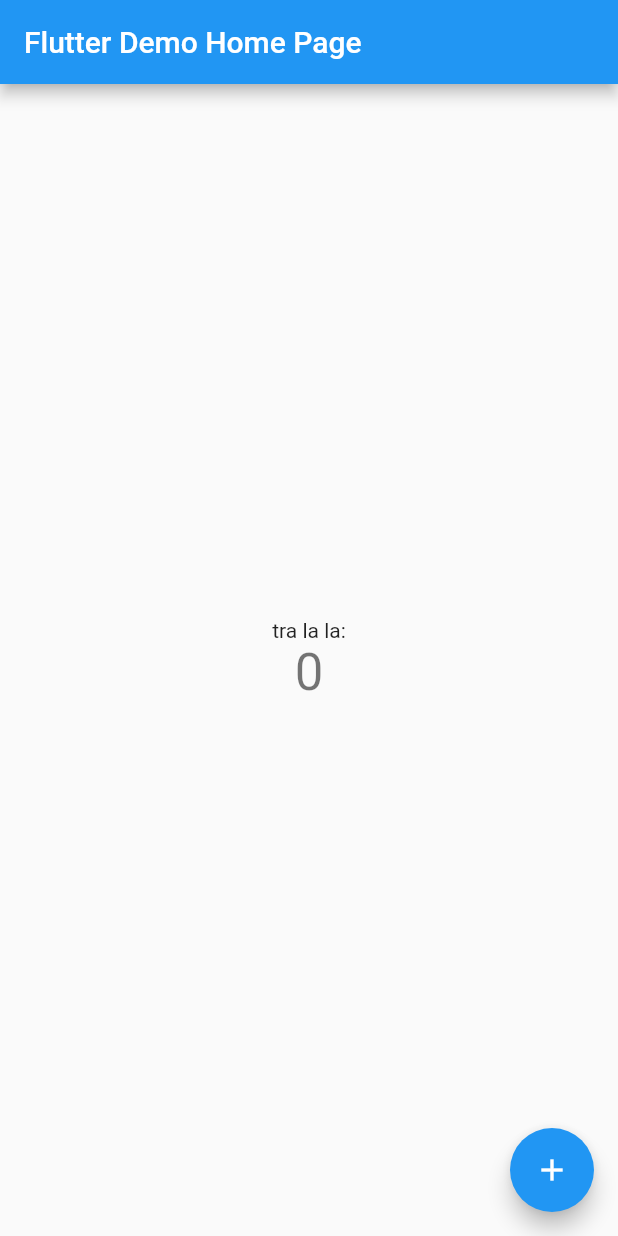
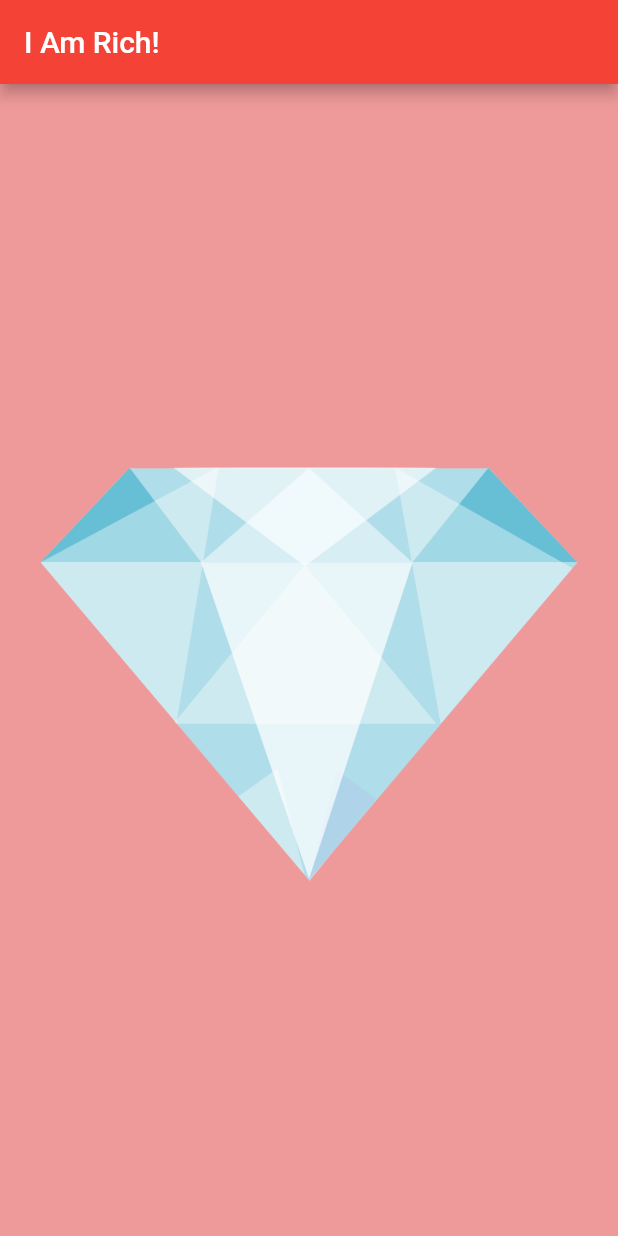
Before and after one commit to LukaszN12/testing_app, a Flutter app: the screen it shows after launch, on a phone screen of 412 x 824 dp. Run offline on Flutter 3.47's test engine with Material 2 defaults, Android fonts, the phone set to English and light mode, and no system bars.

Commit message:
something wrong

```diff
--- a/lib/main.dart
+++ b/lib/main.dart
@@ -1,113 +1,18 @@
 import 'package:flutter/material.dart';
 
 void main() {
-  runApp(MyApp());
+  runApp(
+    MaterialApp(
+        home: Scaffold(
+            appBar: AppBar(
+              title: Text('I Am Rich!'),
+              backgroundColor: Colors.red,
+            ),
+            backgroundColor: Colors.red[200],
+            body: Center(
+              child: Image(
+                image: AssetImage('images/diamond.png'),
+              ),
+            ))),
+  );
 }
-
-class MyApp extends StatelessWidget {
-  // This widget is the root of your application.
-  @override
-  Widget build(BuildContext context) {
-    return MaterialApp(
-      title: 'Flutter Demo',
-      theme: ThemeData(
-        // This is the theme of your application.
-        //
-        // Try running your application with "flutter run". You'll see the
-        // application has a blue toolbar. Then, without quitting the app, try
-        // changing the primarySwatch below to Colors.green and then invoke
-        // "hot reload" (press "r" in the console where you ran "flutter run",
-        // or simply save your changes to "hot reload" in a Flutter IDE).
-        // Notice that the counter didn't reset back to zero; the application
-        // is not restarted.
-        primarySwatch: Colors.blue,
-      ),
-      home: MyHomePage(title: 'Flutter Demo Home Page'),
-    );
-  }
-}
-
-class MyHomePage extends StatefulWidget {
-  MyHomePage({Key? key, required this.title}) : super(key: key);
-
-  // This widget is the home page of your application. It is stateful, meaning
-  // that it has a State object (defined below) that contains fields that affect
-  // how it looks.
-
-  // This class is the configuration for the state. It holds the values (in this
-  // case the title) provided by the parent (in this case the App widget) and
-  // used by the build method of the State. Fields in a Widget subclass are
-  // always marked "final".
-
-  final String title;
-
-  @override
-  _MyHomePageState createState() => _MyHomePageState();
-}
-
-class _MyHomePageState extends State<MyHomePage> {
-  int _counter = 0;
-
-  void _incrementCounter() {
-    setState(() {
-      // This call to setState tells the Flutter framework that something has
-      // changed in this State, which causes it to rerun the build method below
-      // so that the display can reflect the updated values. If we changed
-      // _counter without calling setState(), then the build method would not be
-      // called again, and so nothing would appear to happen.
-      _counter++;
-    });
-  }
-
-  @override
-  Widget build(BuildContext context) {
-    // This method is rerun every time setState is called, for instance as done
-    // by the _incrementCounter method above.
-    //
-    // The Flutter framework has been optimized to make rerunning build methods
-    // fast, so that you can just rebuild anything that needs updating rather
-    // than having to individually change instances of widgets.
-    return Scaffold(
-      appBar: AppBar(
-        // Here we take the value from the MyHomePage object that was created by
-        // the App.build method, and use it to set our appbar title.
-        title: Text(widget.title),
-      ),
-      body: Center(
-        // Center is a layout widget. It takes a single child and positions it
-        // in the middle of the parent.
-        child: Column(
-          // Column is also a layout widget. It takes a list of children and
-          // arranges them vertically. By default, it sizes itself to fit its
-          // children horizontally, and tries to be as tall as its parent.
-          //
-          // Invoke "debug painting" (press "p" in the console, choose the
-          // "Toggle Debug Paint" action from the Flutter Inspector in Android
-          // Studio, or the "Toggle Debug Paint" command in Visual Studio Code)
-          // to see the wireframe for each widget.
-          //
-          // Column has various properties to control how it sizes itself and
-          // how it positions its children. Here we use mainAxisAlignment to
-          // center the children vertically; the main axis here is the vertical
-          // axis because Columns are vertical (the cross axis would be
-          // horizontal).
-          mainAxisAlignment: MainAxisAlignment.center,
-          children: <Widget>[
-            Text(
-              'tra la la:',
-            ),
-            Text(
-              '$_counter',
-              style: Theme.of(context).textTheme.headline4,
-            ),
-          ],
-        ),
-      ),
-      floatingActionButton: FloatingActionButton(
-        onPressed: _incrementCounter,
-        tooltip: 'Increment',
-        child: Icon(Icons.add),
-      ), // This trailing comma makes auto-formatting nicer for build methods.
-    );
-  }
-}
```
Also changed, not shown: pubspec.yaml (+4 -5 lines), images/diamond.png (added), 10 other files.
